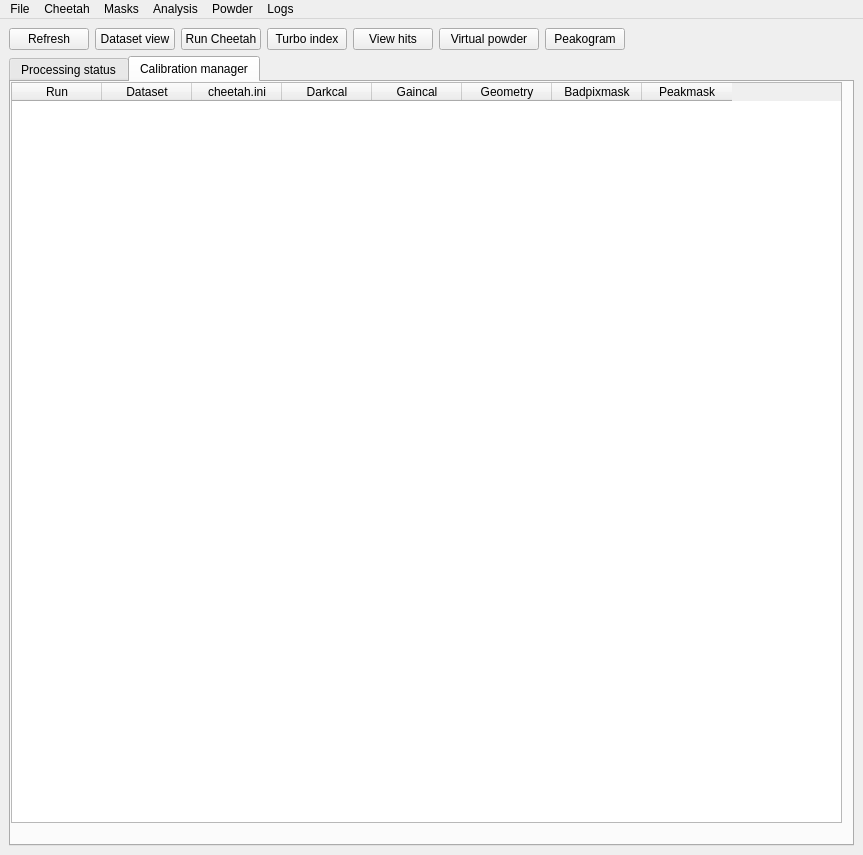
Before: the Qt Designer form UI/cheetahgui.ui in antonbarty/cheetah, drawn with Qt 5.
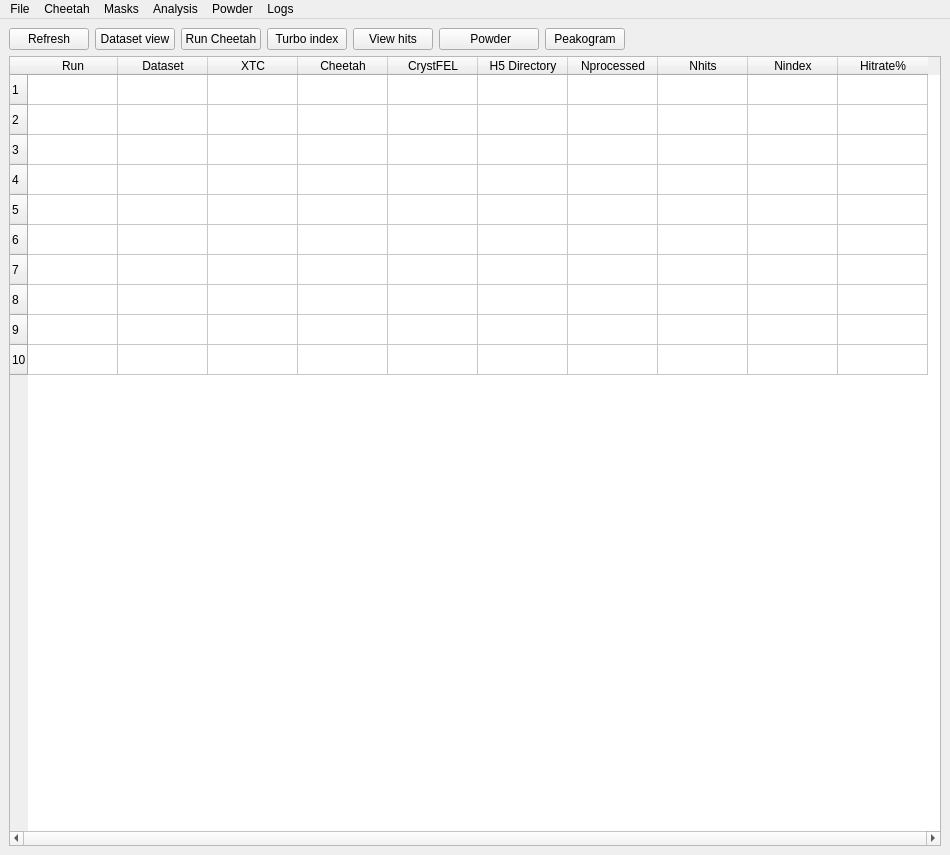
After: the same form once the commit is applied. The open tabs and pages were chosen to show the change.

What changed in the file:
```diff
--- a/UI/cheetahgui.ui
+++ b/UI/cheetahgui.ui
@@ -6,10 +6,16 @@
    <rect>
     <x>0</x>
     <y>0</y>
-    <width>863</width>
+    <width>950</width>
     <height>855</height>
    </rect>
   </property>
+  <property name="sizePolicy">
+   <sizepolicy hsizetype="Expanding" vsizetype="Expanding">
+    <horstretch>0</horstretch>
+    <verstretch>0</verstretch>
+   </sizepolicy>
+  </property>
   <property name="windowTitle">
    <string>MainWindow</string>
   </property>
@@ -17,10 +23,13 @@
    <layout class="QGridLayout" name="gridLayout">
     <item row="1" column="0">
      <layout class="QVBoxLayout" name="verticalLayout">
+      <property name="sizeConstraint">
+       <enum>QLayout::SetDefaultConstraint</enum>
+      </property>
       <item>
        <layout class="QHBoxLayout" name="horizontalLayout">
         <property name="sizeConstraint">
-         <enum>QLayout::SetFixedSize</enum>
+         <enum>QLayout::SetDefaultConstraint</enum>
         </property>
         <item>
          <widget class="QPushButton" name="button_refresh">
@@ -138,7 +147,7 @@
            </size>
           </property>
           <property name="text">
-           <string>Virtual powder</string>
+           <string> Powder</string>
           </property>
          </widget>
         </item>
@@ -180,37 +189,41 @@
        </layout>
       </item>
       <item>
-       <layout class="QHBoxLayout" name="horizontalLayout2">
-        <item>
-         <widget class="QTabWidget" name="TabWidget">
-          <property name="tabPosition">
-           <enum>QTabWidget::North</enum>
-          </property>
-          <property name="tabShape">
-           <enum>QTabWidget::Rounded</enum>
-          </property>
-          <property name="currentIndex">
-           <number>0</number>
-          </property>
-          <widget class="QWidget" name="tab_status">
-           <attribute name="title">
-            <string>Processing status</string>
-           </attribute>
-           <widget class="QTableWidget" name="table_calibration">
-            <property name="geometry">
-             <rect>
-              <x>0</x>
-              <y>0</y>
-              <width>831</width>
-              <height>741</height>
-             </rect>
-            </property>
+       <widget class="QTableWidget" name="table_status">
+        <property name="lineWidth">
+         <number>3</number>
+        </property>
+        <property name="verticalScrollBarPolicy">
+         <enum>Qt::ScrollBarAsNeeded</enum>
+        </property>
+        <property name="horizontalScrollBarPolicy">
+         <enum>Qt::ScrollBarAlwaysOn</enum>
+        </property>
+        <property name="sortingEnabled">
+         <bool>true</bool>
+        </property>
+        <property name="rowCount">
+         <number>10</number>
+        </property>
+        <attribute name="horizontalHeaderCascadingSectionResizes">
+         <bool>false</bool>
+        </attribute>
             <attribute name="horizontalHeaderDefaultSectionSize">
              <number>90</number>
             </attribute>
             <attribute name="horizontalHeaderHighlightSections">
              <bool>false</bool>
             </attribute>
+        <row/>
+        <row/>
+        <row/>
+        <row/>
+        <row/>
+        <row/>
+        <row/>
+        <row/>
+        <row/>
+        <row/>
             <column>
              <property name="text">
               <string>Run</string>
@@ -262,71 +275,9 @@
              </property>
             </column>
            </widget>
-          </widget>
-          <widget class="QWidget" name="tab_calib">
-           <attribute name="title">
-            <string>Calibration manager</string>
-           </attribute>
-           <widget class="QTableWidget" name="table_calibration_2">
-            <property name="geometry">
-             <rect>
-              <x>0</x>
-              <y>0</y>
-              <width>831</width>
-              <height>741</height>
-             </rect>
-            </property>
-            <attribute name="horizontalHeaderDefaultSectionSize">
-             <number>90</number>
-            </attribute>
-            <attribute name="horizontalHeaderHighlightSections">
-             <bool>false</bool>
-            </attribute>
-            <column>
-             <property name="text">
-              <string>Run</string>
-             </property>
-            </column>
-            <column>
-             <property name="text">
-              <string>Dataset</string>
-             </property>
-            </column>
-            <column>
-             <property name="text">
-              <string>cheetah.ini</string>
-             </property>
-            </column>
-            <column>
-             <property name="text">
-              <string>Darkcal</string>
-             </property>
-            </column>
-            <column>
-             <property name="text">
-              <string>Gaincal</string>
-             </property>
-            </column>
-            <column>
-             <property name="text">
-              <string>Geometry</string>
-             </property>
-            </column>
-            <column>
-             <property name="text">
-              <string>Badpixmask</string>
-             </property>
-            </column>
-            <column>
-             <property name="text">
-              <string>Peakmask</string>
-             </property>
-            </column>
-           </widget>
-          </widget>
-         </widget>
-        </item>
-       </layout>
+      </item>
+      <item>
+       <layout class="QHBoxLayout" name="horizontalLayout2"/>
       </item>
      </layout>
     </item>
@@ -337,7 +288,7 @@
     <rect>
      <x>0</x>
      <y>0</y>
-     <width>863</width>
+     <width>950</width>
      <height>22</height>
     </rect>
    </property>
```
Left out of the diff: 62 changed lines with no effect on the pictures. Lines whose indentation alone changed are shown as unchanged.
